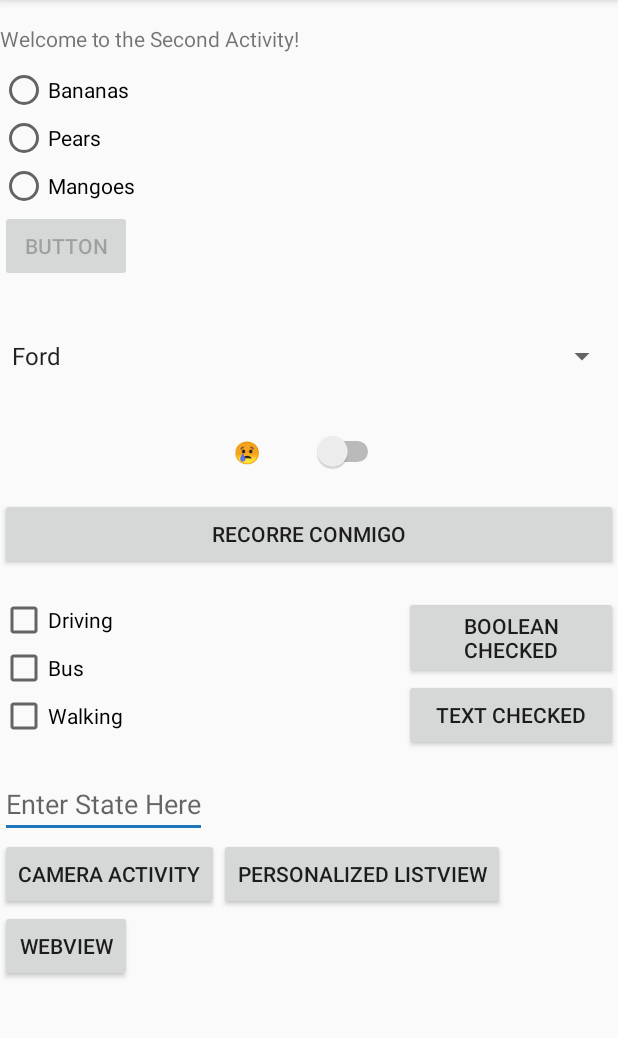
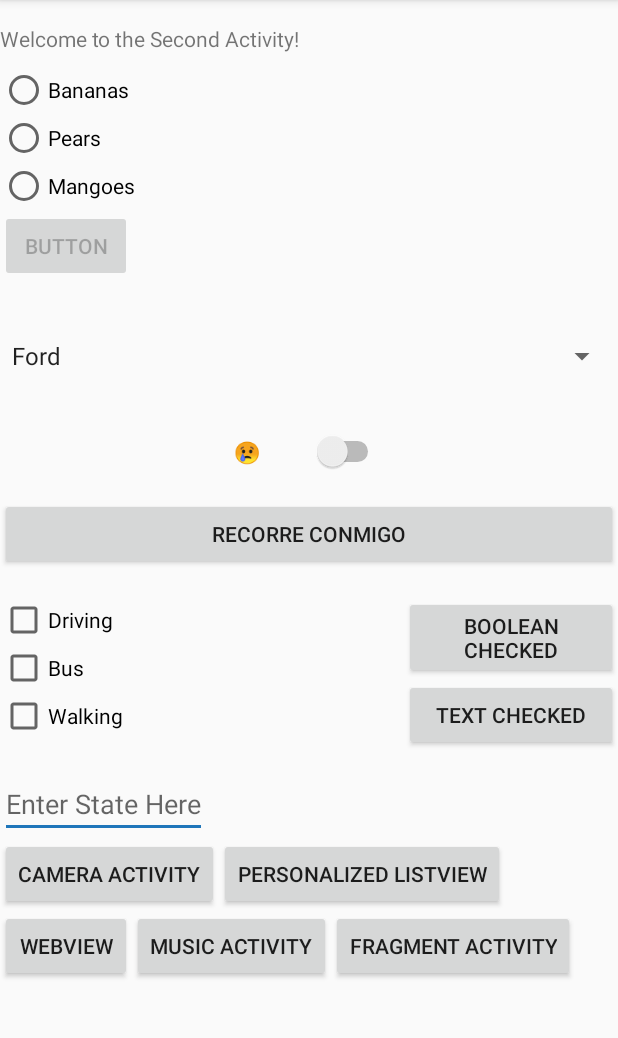
Before and after one commit to christophrrb/KotlinHelloWorld, an Android app: the screen it shows after launch (SecondActivity), after a tap on "SECOND ACTIVITY", on a phone screen of 412 x 824 dp, the part 84-1122 px from its top. Run offline under Robolectric (Android 15) with nearby library versions, the light colour scheme and no system bars; 1 statement that could not run was skipped.

Commit message:
Two fragments have been added. Glory to God.

```diff
--- a/app/build.gradle
+++ b/app/build.gradle
@@ -32,5 +32,6 @@ dependencies {
     compile 'org.jetbrains.anko:anko-common:0.8.3'
     compile 'com.android.support:design:26.+'
     compile 'io.vrinda.kotlinpermissions:kotlinpermissions:1.1'
+    compile 'com.pawegio.kandroid:kandroid:0.8.3@aar'
     testCompile 'junit:junit:4.12'
 }
--- a/app/src/main/java/com/example/christophrrb/kotlinhelloworld/MainActivity.kt
+++ b/app/src/main/java/com/example/christophrrb/kotlinhelloworld/MainActivity.kt
@@ -6,11 +6,15 @@ import android.app.Activity
  import android.content.Context
  import android.content.Intent
  import android.graphics.drawable.Drawable
+ import android.text.Editable
+ import android.text.TextWatcher
  import android.view.View
  import android.widget.ImageView
  import android.widget.Toast
  import com.example.christophrrb.kotlinhelloworld.R
-import kotlinx.android.synthetic.main.activity_main.*
+ import com.pawegio.kandroid.textWatcher
+ import kotlinx.android.synthetic.main.activity_main.*
+ import kotlinx.android.synthetic.main.activity_scroll.*
  import org.jetbrains.anko.*
 
 class MainActivity : AppCompatActivity() {
@@ -24,7 +28,31 @@ class MainActivity : AppCompatActivity() {
             val intent = Intent(this@MainActivity, SecondActivity::class.java)
             intent.putExtra("dato", nombre.text)
             startActivity(intent)
+
+            /*Use a bundle to transfer bigger/more complicated data between activities.
+
+            var intent = Intent(this@MainActivity, ActivityToGoTo);
+            var bundle = Bundle();
+
+            bundle.putInt("myInt", 1);
+            bundle.putString("myString", "1");
+            bundle.putBoolean("myBoolean", true);
+            bundle.putChar("myChar", "a");
+            bundle.putDouble("myDouble", 1.00);
+
+            intent.putExtra("bun", bundle);
+            startActivity(intent);
+
+            Some of the put..()s might be wrong, but it's not too far off. It might be something like putBool() instead of putBoolean().
+             */
         }
+
+        nombre.textWatcher {
+                beforeTextChanged { charSequence, i, j, k ->  }
+                onTextChanged { charSequence, i, j, k -> toast("Text was changed."); }
+                afterTextChanged { charSequence -> }
+        }
+
     }
 
     fun cambiarTexto(v: View) {
@@ -50,14 +78,4 @@ class MainActivity : AppCompatActivity() {
     fun toast(v: View) {
         toast("Tastes so good.");
     }
-
-//    companion object {
-//
-//        fun segundaActividad(nombre: String, context: Context): Intent {
-//            var dato: String = nombre;
-//            val intent: Intent = Intent(context, SecondActivity::class.java);
-//            intent.putExtra("nombre", nombre);
-//            return intent;
-//        }
-//    }
 }
--- a/app/src/main/java/com/example/christophrrb/kotlinhelloworld/SecondActivity.kt
+++ b/app/src/main/java/com/example/christophrrb/kotlinhelloworld/SecondActivity.kt
@@ -149,5 +149,15 @@ class SecondActivity : AppCompatActivity() {
         webViewActivityButton.setOnClickListener {
             startActivity<WebView>();
         }
+
+        //To MusicActivity
+        toMusicActivity.setOnClickListener {
+            startActivity<MusicActivity>();
+        }
+
+        //To Fragment Activity
+        toFragmentActivity.setOnClickListener {
+            startActivity<Fragment>();
+        }
     }
 }
--- a/app/src/main/java/com/example/christophrrb/kotlinhelloworld/WebView.kt
+++ b/app/src/main/java/com/example/christophrrb/kotlinhelloworld/WebView.kt
@@ -18,7 +18,8 @@ class WebView : AppCompatActivity() {
         if (Build.VERSION.SDK_INT >= 19) {
             webView.settings.cacheMode = WebSettings.LOAD_NO_CACHE;
             webView.loadUrl("http://phandroid.com");
-            //"file:///android_asset/file_name.html (for local files in Android folder)
+            /*"file:///android_asset/file_name.html (for local files in Android folder)
+            Watch José Luján's 39th video to see how to add JavaScript.*/
         } else {
             webView.loadUrl("http://phandroid.com");
         }
--- a/app/src/main/res/layout/activity_second.xml
+++ b/app/src/main/res/layout/activity_second.xml
@@ -184,7 +184,22 @@
                 android:layout_height="wrap_content"
                 android:text="@string/webview"
                 android:layout_below="@id/personalizedListView"/>
+
+            <Button
+                android:id="@+id/toMusicActivity"
+                android:layout_width="wrap_content"
+                android:layout_height="wrap_content"
+                android:layout_toRightOf="@+id/webViewActivityButton"
+                android:layout_alignBottom="@+id/webViewActivityButton"
+                android:text="@string/to_music_activity"/>
+
+            <Button
+                android:id="@+id/toFragmentActivity"
+                android:layout_width="wrap_content"
+                android:layout_height="wrap_content"
+                android:text="@string/to_fragment_activity"
+                android:layout_toRightOf="@+id/toMusicActivity"
+                android:layout_alignBottom="@+id/toMusicActivity"/>
         </RelativeLayout>
     </ScrollView>
-
 </RelativeLayout>
--- a/app/src/main/res/values/strings.xml
+++ b/app/src/main/res/values/strings.xml
@@ -17,6 +17,8 @@
     <string name="recorrer">Recorre Conmigo</string>
     <string name="no_bundle_text">No Bundle Text!</string>
     <string name="webview">WebView</string>
+    <string name="to_music_activity">Music Activity</string>
+    <string name="to_fragment_activity">Fragment Activity</string>
 
     <!--Third Activity-->
     <string name="dime">Dime Algo</string>
@@ -34,4 +36,9 @@
     <!--Personalized ListView-->
     <string name="personalized_list_view">Personalized ListView</string>
     <string name="encabezado">Encabezado</string>
+
+    <!--Music Activity-->
+    <string name="play_music">Play</string>
+    <string name="stop_music">Stop</string>
+    <string name="toggle">Toggle</string>
 </resources>
```
Also changed, not shown: app/src/main/AndroidManifest.xml (+8 -2 lines), app/src/main/java/com/example/christophrrb/kotlinhelloworld/Fragment.kt (added, +12 -0 lines), app/src/main/java/com/example/christophrrb/kotlinhelloworld/MusicActivity.kt (+30 -0 lines), app/src/main/java/com/example/christophrrb/kotlinhelloworld/Scroll.kt (+6 -6 lines), app/src/main/java/com/example/christophrrb/kotlinhelloworld/fragmentA.kt (added, +19 -0 lines), app/src/main/java/com/example/christophrrb/kotlinhelloworld/fragmentB.kt (added, +18 -0 lines), app/src/main/java/com/example/christophrrb/kotlinhelloworld/frutasVerduras.java (deleted, +0 -8 lines), app/src/main/res/layout/activity_fragment.xml (added, +24 -0 lines), app/src/main/res/layout/activity_music.xml (+20 -3 lines), app/src/main/res/layout/activity_scroll.xml (+3 -5 lines), app/src/main/res/layout/fragmenta.xml (added, +9 -0 lines), app/src/main/res/layout/fragmentb.xml (added, +9 -0 lines).
